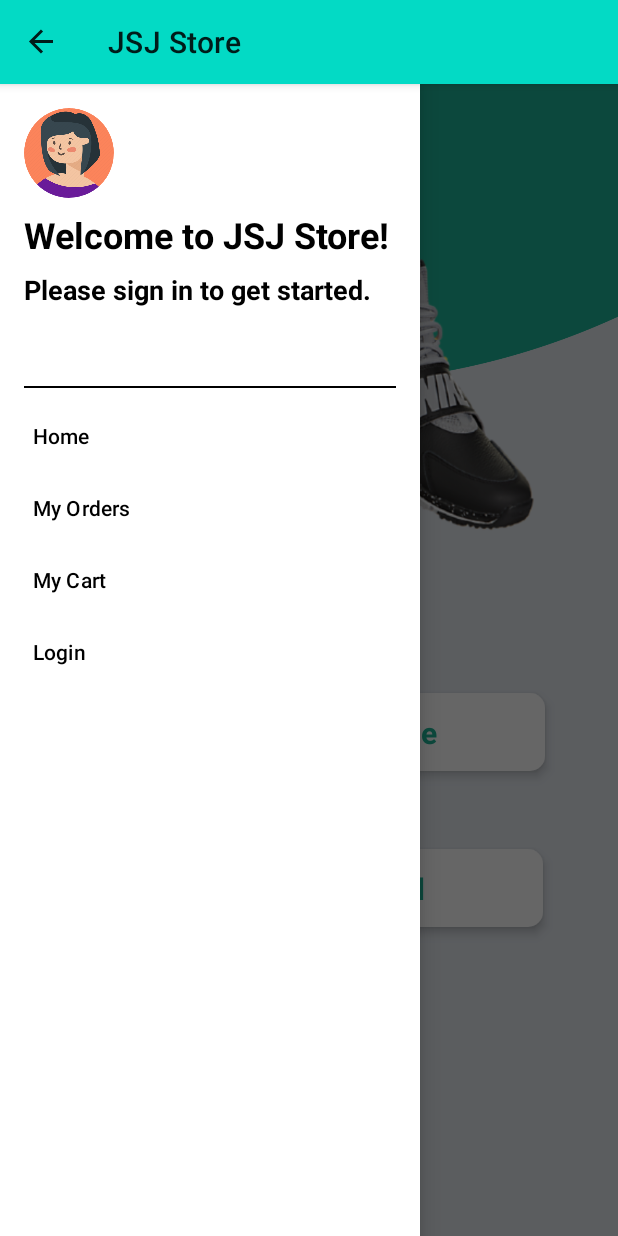
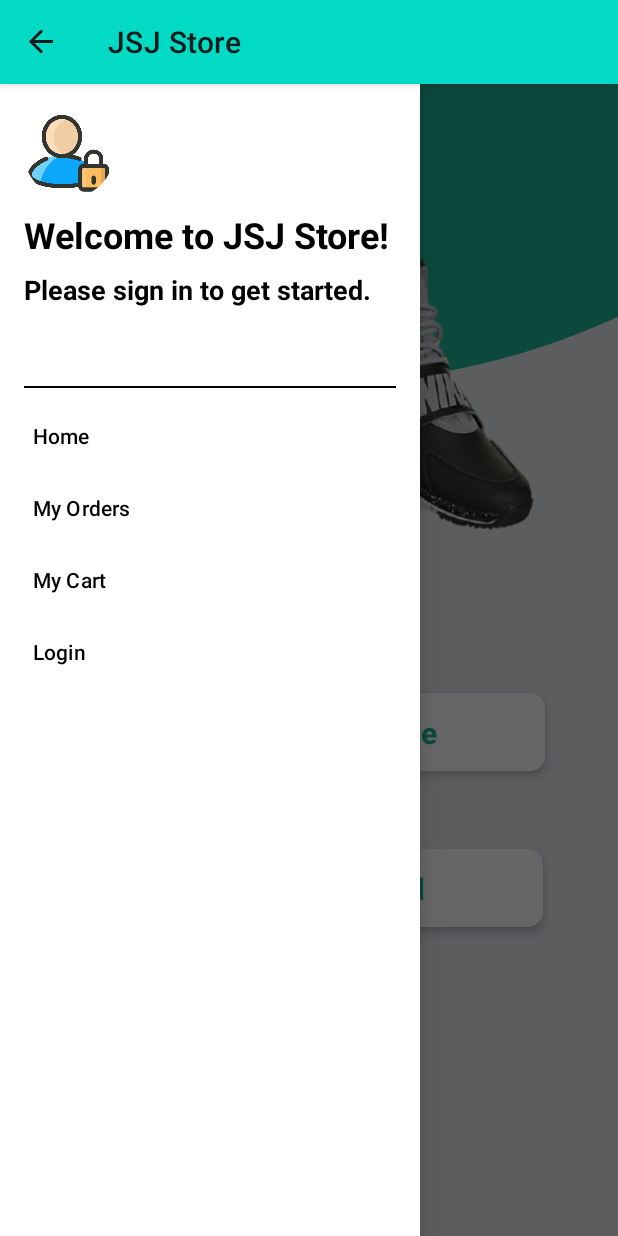
Before and after one commit to smreeti/JSJStore, an Android app: the LoginActivity screen opened directly, with no data from a screen before it, with the side drawer open, on a phone screen of 412 x 824 dp. Run offline under Robolectric (Android 15) with nearby library versions, the phone set to English and light mode, and no system bars; our stand-ins replace CircleImageView, Firebase (no records; nobody signed in at launch, a user with empty details on screens opened directly); Roboto replaces fonts that are not available here.

Commit message:
- add image for login and guest users - update category - add logic for login and logout users

```diff
--- a/app/src/main/res/layout/category_viewholder.xml
+++ b/app/src/main/res/layout/category_viewholder.xml
@@ -27,7 +27,7 @@
         android:layout_height="wrap_content"
         android:layout_marginTop="4dp"
         android:text="TextView"
-        android:textColor="#6e6e70"
+        android:textColor="#000000"
         app:layout_constraintEnd_toEndOf="@+id/categoryImage"
         app:layout_constraintStart_toStartOf="@+id/categoryImage"
         app:layout_constraintTop_toBottomOf="@+id/categoryImage"
--- a/app/src/main/res/layout/nav_header.xml
+++ b/app/src/main/res/layout/nav_header.xml
@@ -13,9 +13,10 @@
 
     <de.hdodenhof.circleimageview.CircleImageView
         android:layout_width="60dp"
+        android:id="@+id/LoginImage"
         android:layout_height="60dp"
-        android:src="@drawable/profile2"
-        tools:src="@drawable/profile2" />
+        android:src="@drawable/account_lock"
+        tools:src="@drawable/account_lock" />
 
     <TextView
         android:id="@+id/tvDisplayName"
```
Also changed, not shown: app/src/main/java/com/android/jsjstore/utils/CommonUtility.kt (+8 -0 lines), app/src/main/res/drawable/account_lock.png (added), app/src/main/res/drawable/account_unlock.png (added), app/src/main/res/drawable/jsj_1.png (added).
